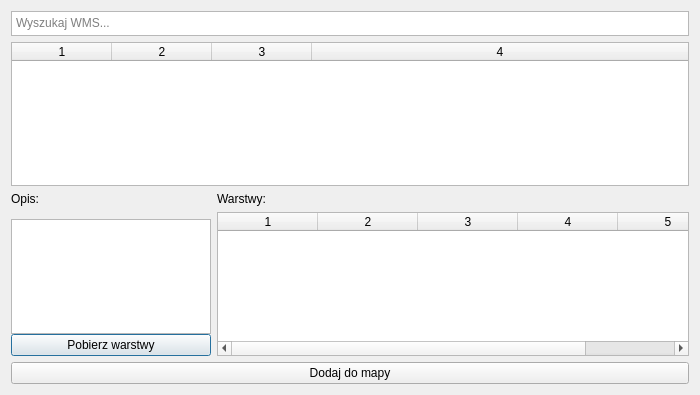
Qt form gissupport_plugin/modules/wms/baza_wms_dialog_base.ui (gis-support/gis-support-plugin) before a commit.
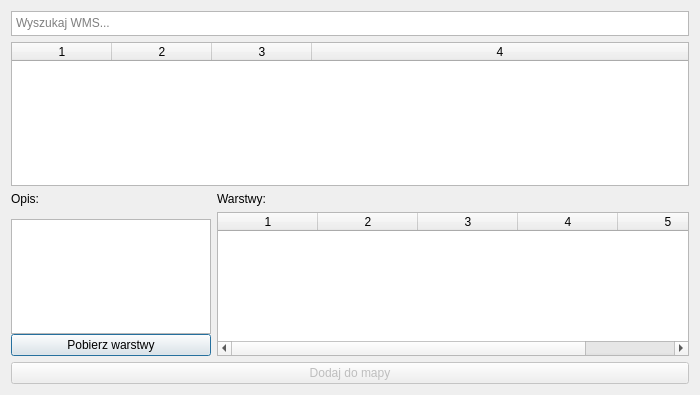
The same form after that commit.

Commit message: addLayersButton enabling/disabling

What changed in the file:
```diff
--- a/gissupport_plugin/modules/wms/baza_wms_dialog_base.ui
+++ b/gissupport_plugin/modules/wms/baza_wms_dialog_base.ui
@@ -162,6 +162,9 @@
    </item>
    <item>
     <widget class="QPushButton" name="addLayersButton">
+     <property name="enabled">
+      <bool>false</bool>
+     </property>
      <property name="text">
       <string>Dodaj do mapy</string>
      </property>
```
The commit also changes 1 other file.
